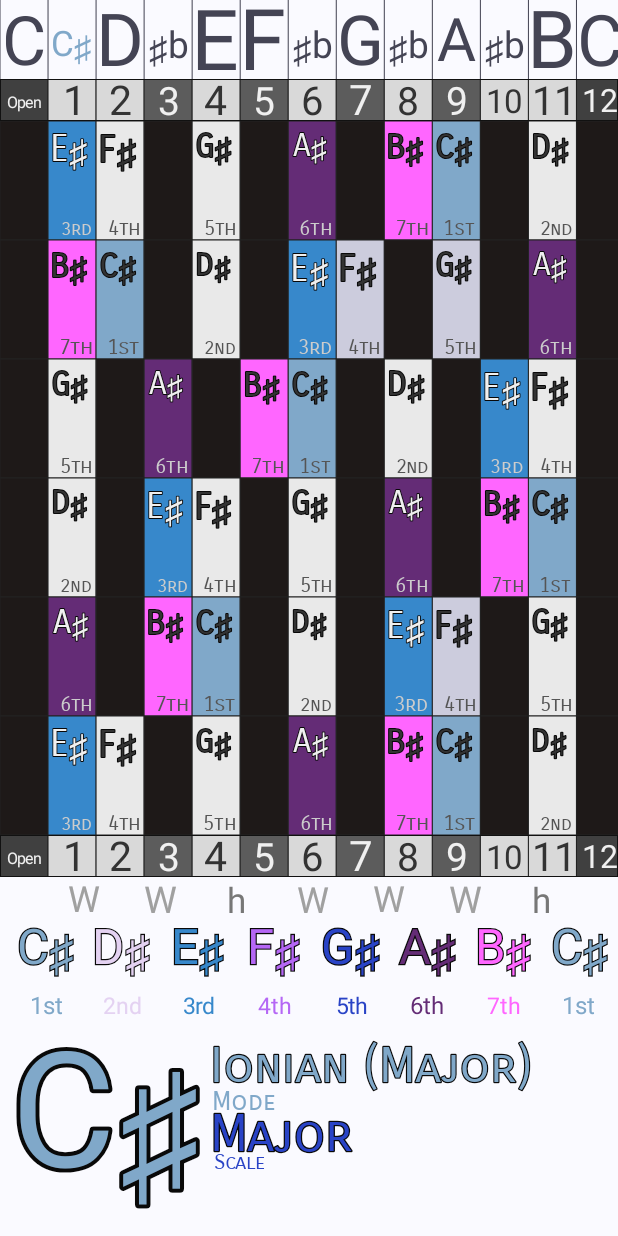
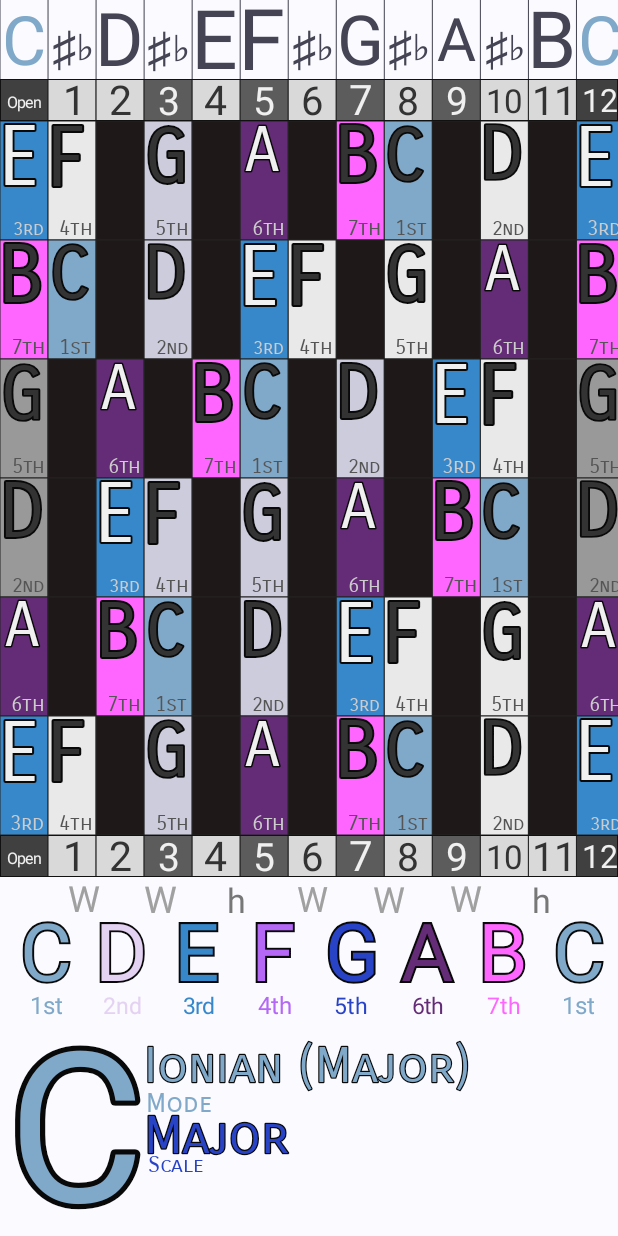
Before and after one commit to Adam-Carstensen/Shredsheets, an Android app: the screen it shows after launch (FretboardActivity), after a tap on "C Major", on a phone screen of 412 x 824 dp. Run offline under Robolectric (Android 15) with nearby library versions, the phone set to English and light mode, and no system bars.

Commit message:
Quick bug fix for Android, sharp and flat symbols, Persian scale modes
Fixed default C major scale selection, which was selecting C# instead.
Added mode names for Persian scale.
Completed inclusion of correct sharp and flat Unicode characters.

```diff
--- a/Android App/app/build.gradle
+++ b/Android App/app/build.gradle
@@ -10,8 +10,8 @@ android {
     buildToolsVersion '28.0.3'
     defaultConfig {
         applicationId "revert.shredsheets"
-        versionCode 115
-        versionName "2.2.5"
+        versionCode 116
+        versionName "2.2.6"
         signingConfig signingConfigs.config
         minSdkVersion 26
         targetSdkVersion 28
--- a/Android App/app/src/main/java/revert/shredsheets/MainActivity.java
+++ b/Android App/app/src/main/java/revert/shredsheets/MainActivity.java
@@ -31,11 +31,11 @@ public class MainActivity extends FragmentActivity {
     protected void onCreate(Bundle savedInstanceState) {
         super.onCreate(savedInstanceState);
         setContentView(R.layout.activity_main);
-        ((Button) findViewById(R.id.CMajorButton)).setText(Html.fromHtml("<font color='#FFFFFF'>C</font><small><small><small><small> <font color='#555555'>Major</font></small></small></small></small>"));
-        ((Button) findViewById(R.id.AMinorButton)).setText(Html.fromHtml("<font color='#FFFFFF'>A</font><small><small><small><small> <font color='#999999'>Minor</font></small></small></small></small>"));
-        ((Button) findViewById(R.id.EPentatonicMinorButton)).setText(Html.fromHtml("<font color='#FFFFFF'>E</font><br/><small><small><small><small><small> <font color='#555555'>Pentatonic Minor</font></small></small></small></small></small>"));
-        ((Button) findViewById(R.id.FretboardNavigationButton)).setText(Html.fromHtml("<font color='#FFFFFF'>More</font><small><small><small><small><br/><font color='#555555'>Scales, Modes, & Tunings</font></small></small></small></small>"));
-        ((Button) findViewById(R.id.HelpButton)).setText(Html.fromHtml("Help<br/><small><small><small><small><font color='#999999'>Shredsheets & music theory</font></small></small></small></small>"));
+        ((Button) findViewById(R.id.CMajorButton)).setText(Html.fromHtml("<font color='#FFFFFF'>C</font><small><small><small><small> <font color='#555555'>Major</font></small></small></small></small>", Html.FROM_HTML_MODE_LEGACY));
+        ((Button) findViewById(R.id.AMinorButton)).setText(Html.fromHtml("<font color='#FFFFFF'>A</font><small><small><small><small> <font color='#999999'>Minor</font></small></small></small></small>", Html.FROM_HTML_MODE_LEGACY));
+        ((Button) findViewById(R.id.EPentatonicMinorButton)).setText(Html.fromHtml("<font color='#FFFFFF'>E</font><br/><small><small><small><small><small> <font color='#555555'>Pentatonic Minor</font></small></small></small></small></small>", Html.FROM_HTML_MODE_LEGACY));
+        ((Button) findViewById(R.id.FretboardNavigationButton)).setText(Html.fromHtml("<font color='#FFFFFF'>More</font><small><small><small><small><br/><font color='#555555'>Scales, Modes, & Tunings</font></small></small></small></small>", Html.FROM_HTML_MODE_LEGACY));
+        ((Button) findViewById(R.id.HelpButton)).setText(Html.fromHtml("Help<br/><small><small><small><small><font color='#999999'>Shredsheets & music theory</font></small></small></small></small>", Html.FROM_HTML_MODE_LEGACY));
 
         SessionModel.getInstance().setMainActivity(this);
 
@@ -59,27 +59,27 @@ public class MainActivity extends FragmentActivity {
             public void onCheckedChanged(RadioGroup group, int checkedId) {
                 RadioButton guitarButton = findViewById(R.id.guitar6RadioButton);
                 if (guitarButton.isChecked()) {
-                    guitarButton.setText(Html.fromHtml("<b>Guitar</b>"));
+                    guitarButton.setText(Html.fromHtml("<b>Guitar</b>", Html.FROM_HTML_MODE_LEGACY));
                     SessionModel.getInstance().setInstrument(Instruments.Guitar6);
                     SessionModel.getInstance().setStringCount(6, false);
                     SessionModel.getInstance().setTuning(TuningModel.getStandardTuning(), false);
-                } else guitarButton.setText(Html.fromHtml("Guitar"));
+                } else guitarButton.setText(Html.fromHtml("Guitar", Html.FROM_HTML_MODE_LEGACY));
 
                 RadioButton bassButton = findViewById(R.id.bass4RadioButton);
                 if (bassButton.isChecked()) {
-                    bassButton.setText(Html.fromHtml("<b>Bass</b>"));
+                    bassButton.setText(Html.fromHtml("<b>Bass</b>", Html.FROM_HTML_MODE_LEGACY));
                     SessionModel.getInstance().setInstrument(Instruments.Bass4);
                     SessionModel.getInstance().setStringCount(4, false);
                     SessionModel.getInstance().setTuning(TuningModel.getStandardTuning(), false);
-                } else bassButton.setText(Html.fromHtml("Bass"));
+                } else bassButton.setText(Html.fromHtml("Bass", Html.FROM_HTML_MODE_LEGACY));
 
                 RadioButton ukuleleButton = findViewById(R.id.ukuleleRadioButton);
                 if (ukuleleButton.isChecked()) {
-                    ukuleleButton.setText(Html.fromHtml("<b>Ukulele</b>"));
+                    ukuleleButton.setText(Html.fromHtml("<b>Ukulele</b>", Html.FROM_HTML_MODE_LEGACY));
                     SessionModel.getInstance().setInstrument(Instruments.Ukulele);
                     SessionModel.getInstance().setStringCount(4, false);
                     SessionModel.getInstance().setTuning(TuningModel.getUkuleleStandardTuning(), false);
-                } else ukuleleButton.setText(Html.fromHtml("Ukulele"));
+                } else ukuleleButton.setText(Html.fromHtml("Ukulele", Html.FROM_HTML_MODE_LEGACY));
             }
         };
     }
@@ -87,29 +87,29 @@ public class MainActivity extends FragmentActivity {
     private void ConfigureRadioButtons() {
         SessionModel session = SessionModel.getInstance();
         RadioButton guitarButton = findViewById(R.id.guitar6RadioButton);
-        guitarButton.setText(Html.fromHtml("Guitar"));
+        guitarButton.setText(Html.fromHtml("Guitar", Html.FROM_HTML_MODE_LEGACY));
         RadioButton bassButton = findViewById(R.id.bass4RadioButton);
-        bassButton.setText(Html.fromHtml("Bass"));
+        bassButton.setText(Html.fromHtml("Bass", Html.FROM_HTML_MODE_LEGACY));
         RadioButton ukuleleButton = findViewById(R.id.ukuleleRadioButton);
-        ukuleleButton.setText(Html.fromHtml("Ukulele"));
+        ukuleleButton.setText(Html.fromHtml("Ukulele", Html.FROM_HTML_MODE_LEGACY));
         switch (SessionModel.getInstance().getInstrument()) {
             case Bass4:
                 bassButton.setChecked(true);
-                bassButton.setText(Html.fromHtml("<b>Bass</b>"));
+                bassButton.setText(Html.fromHtml("<b>Bass</b>", Html.FROM_HTML_MODE_LEGACY));
                 session.setInstrument(Instruments.Bass4);
                 session.setStringCount(4, false);
                 session.setTuning(TuningModel.getStandardTuning(), false);
                 break;
             case Ukulele:
                 ukuleleButton.setChecked(true);
-                ukuleleButton.setText(Html.fromHtml("<b>Ukulele</b>"));
+                ukuleleButton.setText(Html.fromHtml("<b>Ukulele</b>", Html.FROM_HTML_MODE_LEGACY));
                 session.setInstrument(Instruments.Ukulele);
                 session.setStringCount(4, false);
                 session.setTuning(TuningModel.getUkuleleStandardTuning(), false);
                 break;
             case Guitar6:
                 guitarButton.setChecked(true);
-                guitarButton.setText(Html.fromHtml("<b>Guitar</b>"));
+                guitarButton.setText(Html.fromHtml("<b>Guitar</b>", Html.FROM_HTML_MODE_LEGACY));
                 session.setInstrument(Instruments.Guitar6);
                 session.setStringCount(6, false);
                 session.setTuning(TuningModel.getStandardTuning(), false);
@@ -131,7 +131,7 @@ public class MainActivity extends FragmentActivity {
     }
 
     public void onCMajorButtonClicked(View view) {
-        StartFretboardActivity(Keys.C_Sharp, new MajorScale(), 0);
+        StartFretboardActivity(Keys.C, new MajorScale(), 0);
     }
 
     public void onAMinorButtonClicked(View view) {
--- a/Android App/app/src/main/java/revert/shredsheets/models/NotesModel.java
+++ b/Android App/app/src/main/java/revert/shredsheets/models/NotesModel.java
@@ -7,10 +7,10 @@ import revert.shredsheets.models.scales.Scale;
 import revert.shredsheets.models.scales.ScaleNote;
 
 public class NotesModel {
-    public static String[] AllNotes = {"C", "C#", "Db", "D", "D#", "Eb", "E", "E#", "Fb", "F", "F#", "Gb", "G", "G#", "Ab", "A", "A#", "Bb", "B", "B#"};
+    public static String[] AllNotes = {"C", "C♯", "D♭", "D", "D♯", "E♭", "E", "E♯", "F♭", "F", "F♯", "G♭", "G", "G♯", "A♭", "A", "A♯", "B♭", "B", "B♯"};
     public static Keys[] AllKeys = {Keys.C, Keys.C_Sharp, Keys.D_Flat, Keys.D, Keys.D_Sharp, Keys.E_Flat, Keys.E, Keys.E_Sharp, Keys.F_Flat, Keys.F, Keys.F_Sharp, Keys.G_Flat, Keys.G, Keys.G_Sharp, Keys.A_Flat, Keys.A, Keys.A_Sharp, Keys.B_Flat, Keys.B, Keys.B_Sharp};
 
-    public static String[] AllStandardNotes = {"C", "C#", "Db", "D", "D#", "Eb", "E", "F", "F#", "Gb", "G", "G#", "Ab", "A", "A#", "Bb", "B"};
+    public static String[] AllStandardNotes = {"C", "C♯", "D♭", "D", "D♯", "E♭", "E", "F", "F♯", "G♭", "G", "G♯", "A♭", "A", "A♯", "B♭", "B"};
     public static Keys[] AllStandardKeys = {Keys.C, Keys.C_Sharp, Keys.D_Flat, Keys.D, Keys.D_Sharp, Keys.E_Flat, Keys.E, Keys.F, Keys.F_Sharp, Keys.G_Flat, Keys.G, Keys.G_Sharp, Keys.A_Flat, Keys.A, Keys.A_Sharp, Keys.B_Flat, Keys.B};
 
     private static HashMap<Keys, Integer> standardKeysByIndex = null;
@@ -32,7 +32,7 @@ public class NotesModel {
     public static String[] WholeNotes = {"C", "D", "E", "F", "G", "A", "B"};
     public static Keys[] WholeNoteKeys = {Keys.C, Keys.D, Keys.E, Keys.F, Keys.G, Keys.A, Keys.B};
 
-    public static String[] KeySliderStrings = {"C", "♯b", "D", "♯b", "E", "F", "♯b", "G", "♯b", "A", "♯b", "B"};
+    public static String[] KeySliderStrings = {"C", "♯♭", "D", "♯♭", "E", "F", "♯♭", "G", "♯♭", "A", "♯♭", "B"};
     public static int[] WholeNotePositions = {0, 2, 4, 5, 7, 9, 11};
 
     private static String[][] calculatedNotesMatrix = null;
--- a/Android App/app/src/main/java/revert/shredsheets/models/TuningModel.java
+++ b/Android App/app/src/main/java/revert/shredsheets/models/TuningModel.java
@@ -9,11 +9,11 @@ import revert.shredsheets.enums.Keys;
 
 public class TuningModel {
     public static Keys[] getStandardTuning() {
-        return new Keys[]{Keys.E, Keys.B, Keys.G, Keys.D, Keys.A, Keys.E, Keys.B, Keys.F_Sharp, Keys.D, Keys.A, Keys.E, Keys.B};
+        return new Keys[]{Keys.E, Keys.B, Keys.G, Keys.D, Keys.A, Keys.E, Keys.B, Keys.F_Sharp, Keys.C_Sharp, Keys.G_Sharp, Keys.D_Sharp, Keys.A_Sharp};
     }
 
     public static Keys[] getDroppedDTuning() {
-        return new Keys[]{Keys.E, Keys.B, Keys.G, Keys.D, Keys.A, Keys.D, Keys.B, Keys.G, Keys.D, Keys.A, Keys.D, Keys.B};
+        return new Keys[]{Keys.E, Keys.B, Keys.G, Keys.D, Keys.A, Keys.D, Keys.A, Keys.D, Keys.A, Keys.D, Keys.A, Keys.D};
     }
 
     public static Keys[] getNewStandardTuning() {
@@ -23,24 +23,31 @@ public class TuningModel {
     public static Keys[] getOpenCTuning() {
         return new Keys[]{Keys.E, Keys.C, Keys.G, Keys.C, Keys.G, Keys.C, Keys.E, Keys.C, Keys.G, Keys.C, Keys.G, Keys.C};
     }
+
     public static Keys[] getOpenDTuning() {
         return new Keys[]{Keys.D, Keys.A, Keys.D, Keys.F_Sharp, Keys.A, Keys.D, Keys.D, Keys.A, Keys.D, Keys.F_Sharp, Keys.A, Keys.D};
     }
+
     public static Keys[] getOpenETuning() {
         return new Keys[]{Keys.E, Keys.B, Keys.E, Keys.G_Sharp, Keys.B, Keys.E, Keys.E, Keys.B, Keys.E, Keys.G_Sharp, Keys.B, Keys.E};
     }
+
     public static Keys[] getOpenFTuning() {
         return new Keys[]{Keys.C, Keys.F, Keys.C, Keys.F, Keys.A, Keys.F, Keys.C, Keys.F, Keys.C, Keys.F, Keys.A, Keys.F};
     }
+
     public static Keys[] getOpenGTuning() {
         return new Keys[]{Keys.D, Keys.G, Keys.D, Keys.G, Keys.B, Keys.D, Keys.D, Keys.G, Keys.D, Keys.G, Keys.B, Keys.D};
     }
+
     public static Keys[] getOpenATuning() {
         return new Keys[]{Keys.E, Keys.A, Keys.C_Sharp, Keys.E, Keys.A, Keys.E, Keys.E, Keys.A, Keys.C_Sharp, Keys.E, Keys.A, Keys.E};
     }
+
     public static Keys[] getOpenBTuning() {
         return new Keys[]{Keys.B, Keys.F_Sharp, Keys.B, Keys.F_Sharp, Keys.B, Keys.D_Sharp, Keys.B, Keys.F_Sharp, Keys.B, Keys.F_Sharp, Keys.B, Keys.D_Sharp};
     }
+
     public static Keys[] getUkuleleStandardTuning() {
         return new Keys[]{Keys.E, Keys.B, Keys.A, Keys.E, Keys.C, Keys.G, Keys.E, Keys.A, Keys.G, Keys.C, Keys.E, Keys.G};
     }
--- a/Android App/app/src/main/java/revert/shredsheets/models/scales/Persian.java
+++ b/Android App/app/src/main/java/revert/shredsheets/models/scales/Persian.java
@@ -14,6 +14,6 @@ public class Persian extends Scale {
 
     @Override
     public String[] getModeNames() {
-        return new String[]{"Persian", "Mode 2", "Mode 3", "Mode 4", "Mode 5", "Mode 6", "Mode 7"};
+        return new String[]{"Persian", "Chromatic Dorian Inverse", "Chromatic Phrygian Inverse", "Chromatic Lydian Inverse", "Chromatic Mixolydian Inverse", "Chromatic Hypodorian Inverse", "Chromatic Hypophrygian Inverse"};
     }
 }
--- a/Android App/app/src/main/res/layout/notes_and_intervals_layout.xml
+++ b/Android App/app/src/main/res/layout/notes_and_intervals_layout.xml
@@ -8,10 +8,4 @@
         android:layout_width="match_parent"
         android:layout_height="match_parent"/>
 
-    <SeekBar
-        android:layout_width="match_parent"
-        android:layout_height="wrap_content"
-        android:id="@+id/seekBar"/>
-
-
 </LinearLayout>
```
Also changed, not shown: Android App/app/src/main/java/revert/shredsheets/fragments/MenuFragment.java (+9 -9 lines).
